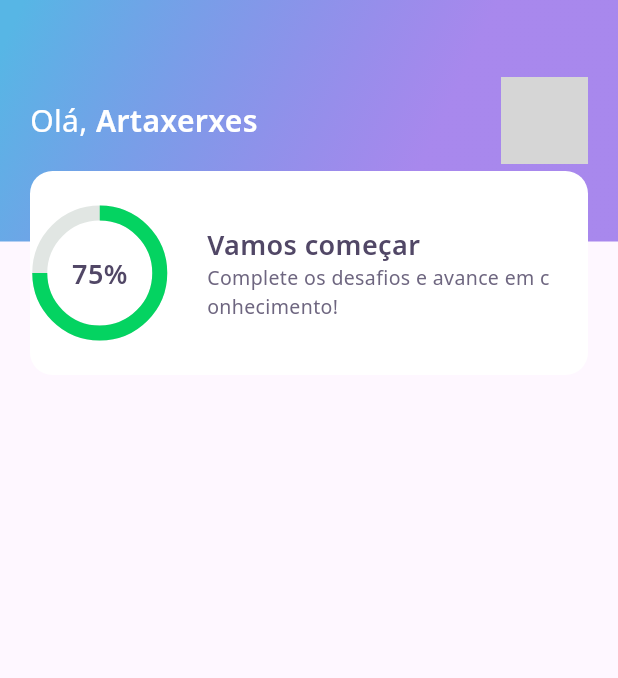
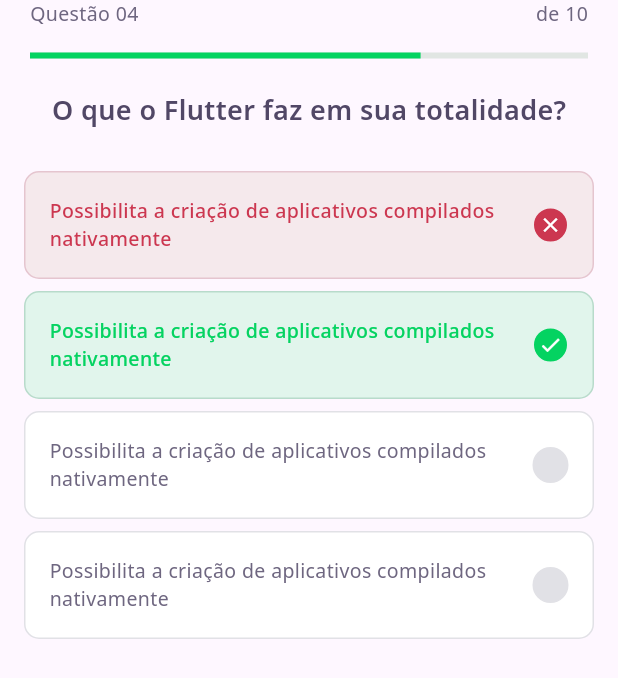
Before and after one commit to artaxerxesnazareno/dev_quiz, a Flutter app: the screen it shows after launch, on a phone screen of 412 x 824 dp. Shown: the top 678 px of the screen. Run offline on Flutter 3.47's test engine with Material 3 defaults, Android fonts, the phone set to English and light mode, and no system bars; our stand-ins replace google_fonts; grey boxes are pictures that could not be loaded.

Commit message:
✨ feat(challenge): implementa página de desafio e widgets associados
- Cria ChallengePage como nova tela principal do aplicativo
- Adiciona QuestionIndicatorWidget para exibir progresso das questões
- Implementa QuizWidget para apresentar perguntas e opções de resposta
- Adiciona AwnserWidget para exibir respostas com estilos dinâmicos
- Atualiza AppWidget para usar ChallengePage como tela inicial
- Remove a antiga HomePage e seus componentes relacionados

```diff
--- /dev/null
+++ b/lib/challenge/challenge_page.dart
@@ -0,0 +1,23 @@
+import 'package:dev_quiz/challenge/widget/question_indicator/question_indicator_widget.dart';
+import 'package:dev_quiz/challenge/widget/quiz/quiz_widget.dart';
+import 'package:flutter/material.dart';
+
+class ChallengePage extends StatefulWidget {
+  const ChallengePage({super.key});
+
+  @override
+  State<ChallengePage> createState() => _ChallengePageState();
+}
+
+class _ChallengePageState extends State<ChallengePage> {
+  @override
+  Widget build(BuildContext context) {
+    return Scaffold(
+      appBar: PreferredSize(
+        preferredSize: Size.fromHeight(60),
+        child: SafeArea(top: true, child: QuestionIndicatorWidget()),
+      ),
+      body: QuizWidget(title: 'O que o Flutter faz em sua totalidade?'),
+    );
+  }
+}
--- /dev/null
+++ b/lib/challenge/widget/awnser/awnser_widget.dart
@@ -0,0 +1,80 @@
+import 'package:flutter/material.dart';
+
+import '../../../core/core.dart';
+
+class AwnserWidget extends StatelessWidget {
+  const AwnserWidget({
+    super.key,
+    required this.title,
+    this.isRight = false,
+    this.isSelected = false,
+  });
+  final String title;
+  final bool isRight;
+  final bool isSelected;
+
+  Color get _selectedColorRight =>
+      isRight ? AppColors.darkGreen : AppColors.darkRed;
+
+  Color get _selectedBorderRight =>
+      isRight ? AppColors.lightGreen : AppColors.lightRed;
+
+  Color get _selectedColorCardRight =>
+      isRight ? AppColors.lightGreen : AppColors.lightRed;
+
+  Color get _selectedBorderCardRight =>
+      isRight ? AppColors.green : AppColors.red;
+
+  TextStyle get _selectedTextStyleRight =>
+      isRight ? AppTextStyles.bodyDarkGreen : AppTextStyles.bodyDarkRed;
+
+  IconData get _selectedIconRight => isRight ? Icons.check : Icons.close;
+
+  @override
+  Widget build(BuildContext context) {
+    return Padding(
+      padding: const EdgeInsets.symmetric(horizontal: 16.0, vertical: 4),
+      child: Container(
+        padding: EdgeInsets.all(16),
+        decoration: BoxDecoration(
+          color: isSelected ? _selectedColorCardRight : AppColors.white,
+          borderRadius: BorderRadius.circular(10),
+          border: Border.fromBorderSide(
+            BorderSide(
+              color: isSelected ? _selectedBorderCardRight : AppColors.border,
+            ),
+          ),
+        ),
+        child: Row(
+          mainAxisAlignment: MainAxisAlignment.spaceBetween,
+          children: [
+            Expanded(
+              child: Text(
+                title,
+                style:
+                    isSelected ? _selectedTextStyleRight : AppTextStyles.body,
+              ),
+            ),
+            Container(
+              width: 24,
+              height: 24,
+              decoration: BoxDecoration(
+                color: isSelected ? _selectedColorRight : AppColors.border,
+                borderRadius: BorderRadius.circular(500),
+                border: Border.fromBorderSide(
+                  BorderSide(
+                    color: isSelected ? _selectedBorderRight : AppColors.border,
+                  ),
+                ),
+              ),
+              child:
+                  isSelected
+                      ? Icon(_selectedIconRight, size: 16, color: Colors.white)
+                      : null,
+            ),
+          ],
+        ),
+      ),
+    );
+  }
+}
--- /dev/null
+++ b/lib/challenge/widget/question_indicator/question_indicator_widget.dart
@@ -0,0 +1,27 @@
+import 'package:dev_quiz/core/core.dart';
+import 'package:dev_quiz/shared/widget/progress_indicator/progress_indicator_widget.dart';
+import 'package:flutter/material.dart';
+
+class QuestionIndicatorWidget extends StatelessWidget {
+  const QuestionIndicatorWidget({super.key});
+
+  @override
+  Widget build(BuildContext context) {
+    return Container(
+      padding: const EdgeInsets.symmetric(horizontal: 20),
+      child: Column(
+        spacing: 16,
+        children: [
+          Row(
+            mainAxisAlignment: MainAxisAlignment.spaceBetween,
+            children: [
+              Text('Questão 04', style: AppTextStyles.body),
+              Text('de 10', style: AppTextStyles.body),
+            ],
+          ),
+          ProgressIndicatorWidget(value: .7),
+        ],
+      ),
+    );
+  }
+}
--- /dev/null
+++ b/lib/challenge/widget/quiz/quiz_widget.dart
@@ -0,0 +1,40 @@
+import 'package:dev_quiz/challenge/widget/awnser/awnser_widget.dart';
+import 'package:flutter/material.dart';
+
+import '../../../core/core.dart';
+
+class QuizWidget extends StatelessWidget {
+  const QuizWidget({super.key, required this.title});
+  final String title;
+  @override
+  Widget build(BuildContext context) {
+    return Container(
+      child: Column(
+        children: [
+          Text(title, style: AppTextStyles.heading),
+          SizedBox(height: 24),
+          AwnserWidget(
+            isRight: false,
+            isSelected: true,
+            title:
+                'Possibilita a criação de aplicativos compilados nativamente',
+          ),
+          AwnserWidget(
+            isRight: true,
+            isSelected: true,
+            title:
+                'Possibilita a criação de aplicativos compilados nativamente',
+          ),
+          AwnserWidget(
+            title:
+                'Possibilita a criação de aplicativos compilados nativamente',
+          ),
+          AwnserWidget(
+            title:
+                'Possibilita a criação de aplicativos compilados nativamente',
+          ),
+        ],
+      ),
+    );
+  }
+}
--- a/lib/core/app_widget.dart
+++ b/lib/core/app_widget.dart
@@ -1,9 +1,9 @@
-import 'package:dev_quiz/home/hame_page.dart';
+import 'package:dev_quiz/challenge/challenge_page.dart';
 import 'package:flutter/material.dart';
 
 class AppWidget extends StatelessWidget {
   @override
   Widget build(BuildContext context) {
-    return MaterialApp(title: "DevQuiz", home: HomePage());
+    return MaterialApp(title: "DevQuiz", home: ChallengePage());
   }
 }
--- a/lib/home/hame_page.dart
+++ /dev/null
@@ -1,16 +0,0 @@
-import 'package:dev_quiz/home/widgets/appbar/app_bar_widget.dart';
-import 'package:flutter/material.dart';
-
-class HomePage extends StatefulWidget {
-  const HomePage({super.key});
-
-  @override
-  State<HomePage> createState() => _HomePageState();
-}
-
-class _HomePageState extends State<HomePage> {
-  @override
-  Widget build(BuildContext context) {
-    return Scaffold(appBar: AppBarWidget());
-  }
-}
--- a/lib/home/widgets/appbar/app_bar_widget.dart
+++ b/lib/home/widgets/appbar/app_bar_widget.dart
@@ -46,7 +46,7 @@ class AppBarWidget extends PreferredSize {
                   ],
                 ),
               ),
-              Align(alignment: Alignment(0, 1), child: ScoreCardWidget()),
+              Align(alignment: Alignment(0, 1.25), child: ScoreCardWidget()),
             ],
           ),
         ),
--- /dev/null
+++ b/lib/shared/widget/progress_indicator/progress_indicator_widget.dart
@@ -0,0 +1,16 @@
+import 'package:flutter/material.dart';
+
+import '../../../core/core.dart';
+
+class ProgressIndicatorWidget extends StatelessWidget {
+  const ProgressIndicatorWidget({super.key, required this.value});
+  final double value;
+  @override
+  Widget build(BuildContext context) {
+    return LinearProgressIndicator(
+      value: value,
+      backgroundColor: AppColors.chartSecondary,
+      valueColor: AlwaysStoppedAnimation<Color>(AppColors.chartPrimary),
+    );
+  }
+}
```
Also changed, not shown: lib/home/home_page.dart (added, +50 -0 lines), lib/home/widgets/level_button/level_button_widget.dart (added, +54 -0 lines), lib/home/widgets/quiz_card/quiz_card_widget.dart (added, +40 -0 lines), lib/home/widgets/score_card/score_card_widget.dart (+5 -2 lines).
